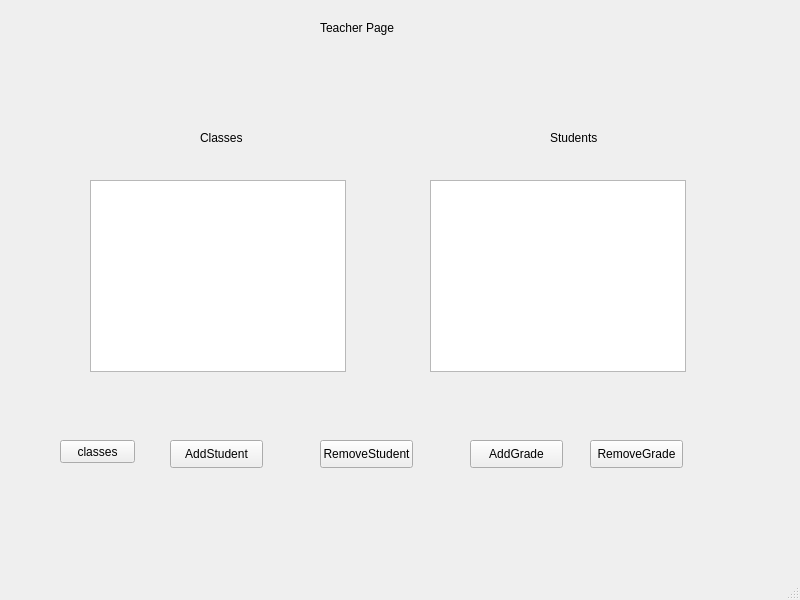
Qt form teacher.ui (shampun/Student-UI-Database) before a commit.
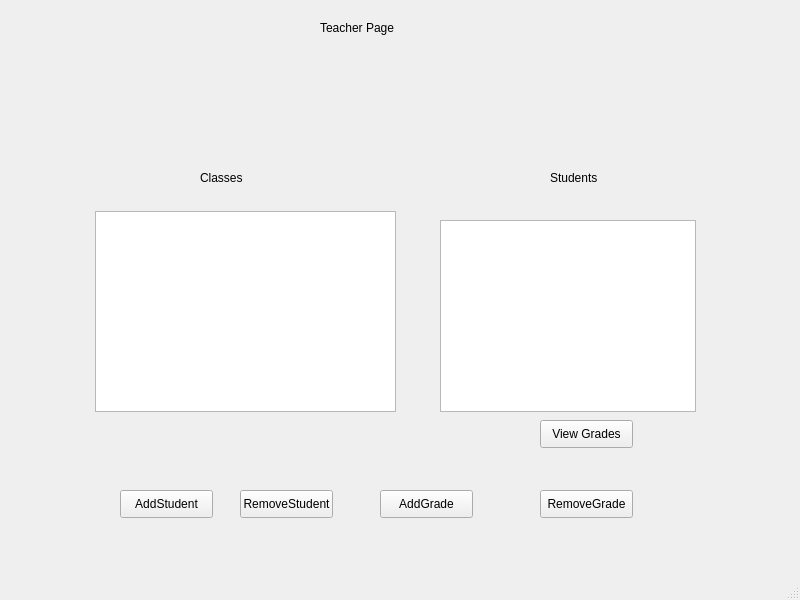
The same form after that commit.

```diff
--- a/teacher.ui
+++ b/teacher.ui
@@ -18,7 +18,7 @@
     <property name="geometry">
      <rect>
       <x>40</x>
-      <y>80</y>
+      <y>120</y>
       <width>711</width>
       <height>471</height>
      </rect>
@@ -27,17 +27,17 @@
      <widget class="QListWidget" name="TeachWidget">
       <property name="geometry">
        <rect>
-        <x>50</x>
-        <y>100</y>
-        <width>256</width>
-        <height>192</height>
+        <x>55</x>
+        <y>91</y>
+        <width>301</width>
+        <height>201</height>
        </rect>
       </property>
      </widget>
      <widget class="QListWidget" name="listWidget_2">
       <property name="geometry">
        <rect>
-        <x>390</x>
+        <x>400</x>
         <y>100</y>
         <width>256</width>
         <height>192</height>
@@ -47,8 +47,8 @@
      <widget class="QPushButton" name="pushButton">
       <property name="geometry">
        <rect>
-        <x>130</x>
-        <y>360</y>
+        <x>80</x>
+        <y>370</y>
         <width>93</width>
         <height>28</height>
        </rect>
@@ -60,8 +60,8 @@
      <widget class="QPushButton" name="pushButton_2">
       <property name="geometry">
        <rect>
-        <x>280</x>
-        <y>360</y>
+        <x>200</x>
+        <y>370</y>
         <width>93</width>
         <height>28</height>
        </rect>
@@ -73,8 +73,8 @@
      <widget class="QPushButton" name="pushButton_3">
       <property name="geometry">
        <rect>
-        <x>430</x>
-        <y>360</y>
+        <x>340</x>
+        <y>370</y>
         <width>93</width>
         <height>28</height>
        </rect>
@@ -86,8 +86,8 @@
      <widget class="QPushButton" name="pushButton_4">
       <property name="geometry">
        <rect>
-        <x>550</x>
-        <y>360</y>
+        <x>500</x>
+        <y>370</y>
         <width>93</width>
         <height>28</height>
        </rect>
@@ -125,14 +125,14 @@
      <widget class="QPushButton" name="Mclasses">
       <property name="geometry">
        <rect>
-        <x>20</x>
-        <y>360</y>
-        <width>75</width>
-        <height>23</height>
+        <x>500</x>
+        <y>300</y>
+        <width>93</width>
+        <height>28</height>
        </rect>
       </property>
       <property name="text">
-       <string>classes</string>
+       <string>View Grades</string>
       </property>
      </widget>
     </widget>
```
Left out of the diff: 16 changed lines with no effect on the pictures.
